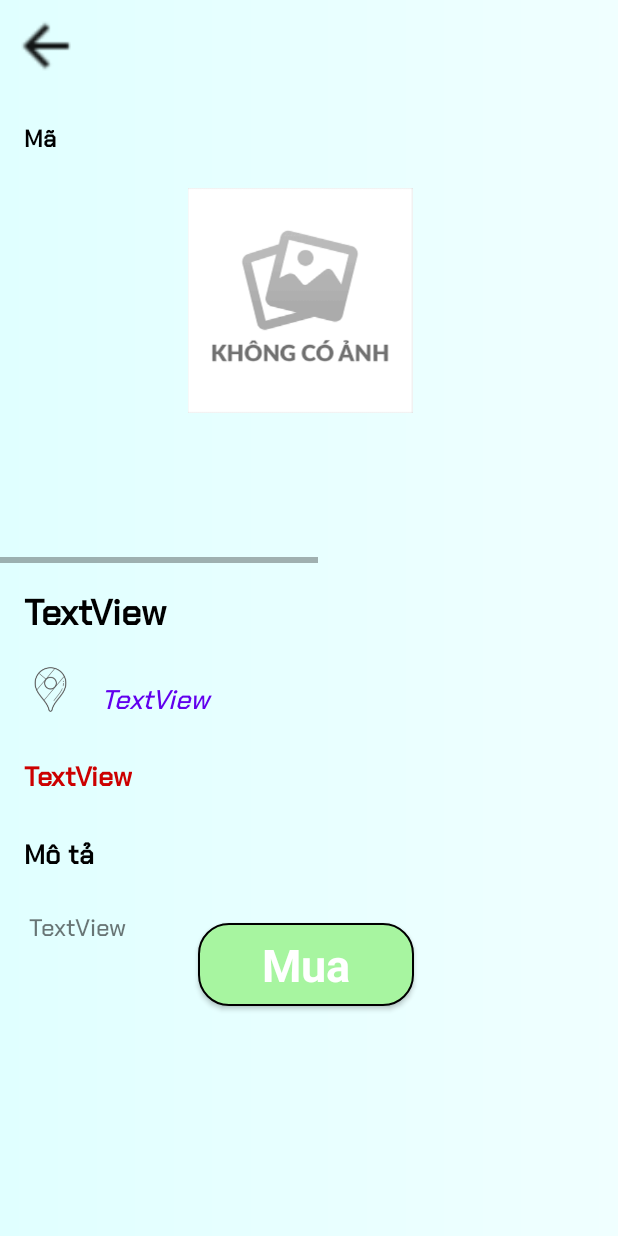
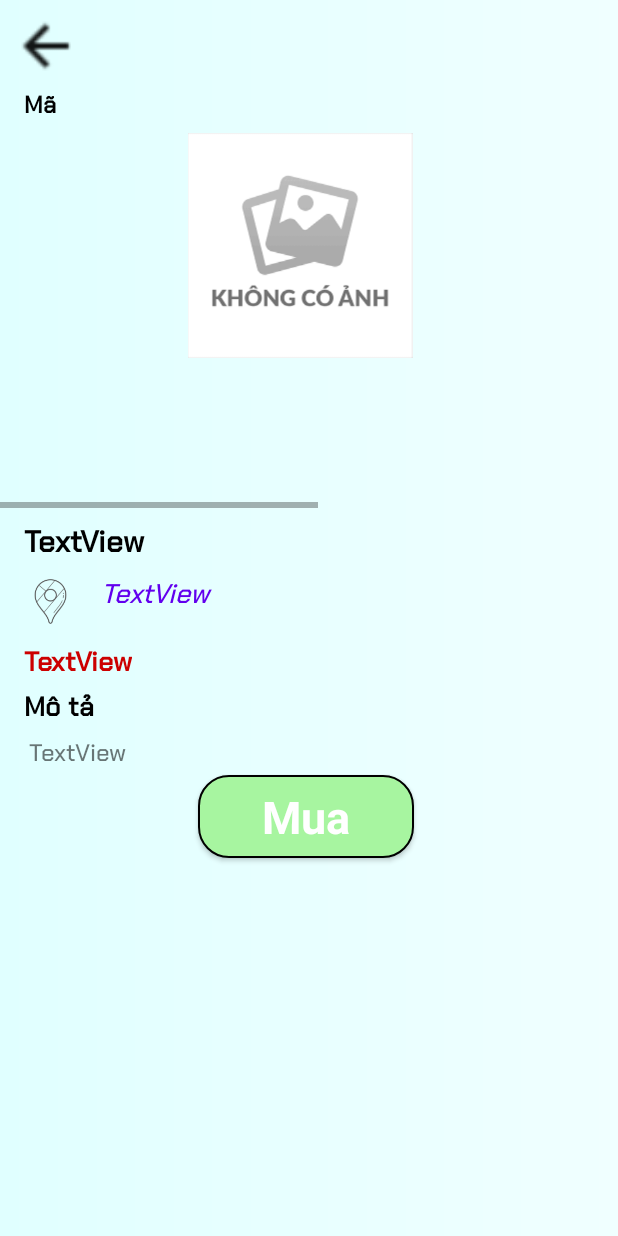
Before and after one commit to KhuatDaiAn/DuAn1, an Android app: the ChiTietNhaDatActivity screen opened directly, with no data from a screen before it, on a phone screen of 412 x 824 dp. Run offline under Robolectric (Android 15) with nearby library versions, the phone set to English and light mode, and no system bars; Roboto replaces fonts that are not available here; 14 statements that could not run were skipped.

```diff
--- a/app/src/main/java/com/example/duan1_cellhome/ChiTietNhaDatActivity.java
+++ b/app/src/main/java/com/example/duan1_cellhome/ChiTietNhaDatActivity.java
@@ -13,6 +13,7 @@ import android.content.Intent;
 import android.graphics.BitmapFactory;
 import android.os.Build;
 import android.os.Bundle;
+import android.text.method.ScrollingMovementMethod;
 import android.view.View;
 import android.view.animation.Animation;
 import android.view.animation.AnimationUtils;
@@ -65,6 +66,7 @@ public class ChiTietNhaDatActivity extends AppCompatActivity {
         txttenGT.setText(nhaDat.getTenGT());
         txtmaNhaDat.setText(nhaDat.getMaNhaDat());
         txtmoTa.setText(nhaDat.getMoTa());
+        txtmoTa.setMovementMethod(new ScrollingMovementMethod());
         txtgiaTien.setText(nhaDat.getGiaTien()+"");
         txtdiaChi.setText(nhaDat.getDiaChi());
         byte[] imageArray=nhaDat.getHinh();
--- a/app/src/main/java/com/example/duan1_cellhome/Database/Database.java
+++ b/app/src/main/java/com/example/duan1_cellhome/Database/Database.java
@@ -31,10 +31,98 @@ public class Database extends SQLiteOpenHelper {
                 "diaChiND TEXT NOT NULL, giaTienND INTEGER, trangThai INTEGER, ngay DATE)";
         db.execSQL(sql);
 
-        db.execSQL("INSERT INTO ThanhVien VALUES('abc','Khuat Dai An','an1','123','1999',0198139131,1)");
-        db.execSQL("INSERT INTO ThanhVien VALUES('abc1','Khuat Dai An','an2','123','1999',0198139131,1)");
-        db.execSQL("INSERT INTO ThanhVien VALUES('abc2','Khuat Dai An','an3','123','1999',0198139131,1)");
-        db.execSQL("INSERT INTO ThanhVien VALUES('1','Khuat Dai An','admin','123','1999',0198139131,0)");
+        db.execSQL("INSERT INTO ThanhVien VALUES('abc','Hồ Hoàng Phúc','phuc1','123','2002',0198139131,1)");
+        db.execSQL("INSERT INTO ThanhVien VALUES('abc1','Lê Văn Tài','tai1','123','2002',0198139131,1)");
+        db.execSQL("INSERT INTO ThanhVien VALUES('abc2','Phan Thanh Duy','duy1','123','2002',0198139131,1)");
+        db.execSQL("INSERT INTO ThanhVien VALUES('1','Khuất Đại An','admin','123','1999',0338779199,0)");
+
+        db.execSQL("INSERT INTO NhaDat VALUES('1','Biệt thự ngay trung tâm hành chính, gía rất rẻ',null,'Lâm Đồng','30/11/2021','Lạc Long Quân, Lộc Quảng, Huyện Bảo Lâm, Lâm Đồng',55000,'256m2','Đường nhựa 8,4m, vỉa hè mỗi bên 1,2m.\n" +
+                "Ngay khu dân cư đông đúc.\n" +
+                "Cách nút giao cao tốc Dầu Giây - Liên Khương 3km.\n" +
+                "View đồi thoáng mát, không khí trong lành, mát mẻ quanh năm.',0)");
+
+        db.execSQL("INSERT INTO NhaDat VALUES('2','Nền liền kề Điện máy xanh MT Tỉnh lộ 10',null,'Hồ Chí Minh','20/11/2021','Tỉnh Lộ 10, Xã Phạm Văn Hai, Huyện Bình Chánh, TPHCM',72000,'105m2','Mặt tiền Tỉnh Lộ 10, liền kề với điện máy xanh tỉnh lộ 10.\n" +
+                "đất cách bệnh viện chợ rẫy 2 khoản 1km,\n" +
+                "về BX Miền tây 5 phút,\n" +
+                "Ngay Chi cục thuế, UBND Quận, bệnh viện Triều An, bệnh viện Quốc Tế City...',1)");
+
+        db.execSQL("INSERT INTO NhaDat VALUES('3','Bán Biệt Thự Cao Cấp Khu dân cư Cityland',null,'Hồ Chí Minh','29/11/2021','Phường 10 - Quận Gò Vấp - Thành phố Hồ Chí Minh',759000,'100m2','Nhà xây 4 lầu đẹp, hoàn thiện, full nội thất.\n" +
+                "Tọa lạc tại trục đường số 08, mặt đường 8m, lề 2m.\n" +
+                "3 tầng, 5 PN, 4 WC.\n" +
+                "An ninh 24/24, cây xanh mát mẻ, gần ngay siêu thị E mart, trường quốc tế Việt - Úc.',0)");
+
+        db.execSQL("INSERT INTO NhaDat VALUES('4','Bán Lô Đất Mặt Tiền Hàng Hiếm Sát Ql 55',null,'Bình Thuận','27/11/2021','Quốc Lộ 55, Xã Tân Xuân, Huyện Hàm Tân, Bình Thuận',260000,'4000m2','Là lô 3 mặt tiền hàng đẹp, siêu hiếm tại Tân Xuân.\n" +
+                "Đường rộng 6m xe hơi vi vu thoải mái.\n" +
+                "Cách quốc lộ 55 chỉ 200m.\n" +
+                "Gần ủy ban,chợ , ngay trung tâm thuận tiện cho việc đi lại.',1)");
+
+        db.execSQL("INSERT INTO NhaDat VALUES('5','Bán Nhà Ngay Mặt Tiền Của Khu Đô Thị Sầm Uất',null,'Bình Phước','15/11/2021','Đồng Khởi, Xã Minh Hưng, Huyện Chơn Thành, Bình Phước',34000,'145m2','Tiện ích đạt chuẩn khu đô thị loại 4:\n" +
+                "Trường học, công viên, trung tâm thương mại, trạm y tế, cây xăng, ngân hàng đầy đủ.\n" +
+                "Đường 13 mét , vỉa hè ốp lát gạch bông.\n" +
+                "Gần ủy ban,chợ , ngay trung tâm thuận tiện cho việc đi lại.',0)");
+
+        db.execSQL("INSERT INTO NhaDat VALUES('6','Bán nhà phố liền kề Đường Phan Huy Ích',null,'Hồ Chí Minh','10/11/2021','Phan Huy Ích, Phường 14, Quận Gò Vấp, TPHCM',315000,'218m2','1 trệt, 1 lửng, 3 lầu. \n" +
+                "5 phòng ngủ, 7 WC, phòng thờ, sân thượng trước sau.\n" +
+                "Nhà hướng tây, Chủ nhà tặng full nội thất.',0)");
+
+        db.execSQL("INSERT INTO NhaDat VALUES('7','Bán Nhanh Nhà 3 Tầng, Không Còn Căn Thứ 2 Đẹp Hơn ',null,'Hải Phòng','10/11/2021','Máng nước, Xã An Đồng, Huyện An Dương, Hải Phòng',76000,'140m2','Ra chợ Vĩnh Khê, trường tiểu học An Đồng chưa đầy 5p đi xe. \n" +
+                "Ngõ to ô tô vào tận cửa, đường thông 2 lối đi.\n" +
+                "Chủ để lại nóng lạnh, tủ quần áo, tủ bếp.',0)");
+
+        db.execSQL("INSERT INTO NhaDat VALUES('8','Biệt thự mini liền kề 6x14m Huỳnh Tấn Phát ',null,'Hồ Chí Minh','18/11/2021','Huỳnh Tấn Phát, Phường Phú Mỹ, Quận 7, TPHCM',270000,'80m2','Khu dân cư đường 08m, bảo vệ 24/24 đường Huỳnh Tấn Phát. \n" +
+                "Hướng Đông Bắc, đón ánh nắng buổi sáng, buổi chiều khuất ánh mặt trời, mát mẻ cả ngày.\n" +
+                "Đã có sẵn nội thất, chỉ cần dọn vào ở ngay.',0)");
+
+        db.execSQL("INSERT INTO NhaDat VALUES('9','Biệt thự View Vịnh Hạ Long inbox để có giá cực mềm ',null,'Quảng Ninh','29/11/2021','Vườn Đào, Bãi Cháy, TP. Hạ Long, Quảng Ninh',7850000,'320m2','Trên đồi Hải quân View toàn bộ Vịnh HẠ Long. \n" +
+                "Cách Đảo Tuần Châu 14km, Cách Ga Hạ Long 6,5km. \n" +
+                "Cách Bảo tàng Quảng Ninh 7km. Có gym, spa, cafe, và một số tiện ích nội khu đẳng cấp',0)");
+
+        db.execSQL("INSERT INTO NhaDat VALUES('10','Đất Đẹp Đường 12m Hẻm 1806 Huỳnh Tấn Phát ',null,'Hồ Chí Minh','29/11/2021','Huỳnh Tấn Phát, Thị Trấn Nhà Bè, Huyện Nhà Bè, TPHCM',180000,'76m2','Đất Đẹp Đường 12m Hẻm 1806 Huỳnh Tấn Phát Nhà Bè. \n" +
+                "Cách trợ, trường học, siêu thị mini 5p đi đường',1)");
+
+        db.execSQL("INSERT INTO NhaDat VALUES('11','Đất dự án khu đô thị khu đô thị ân phú ',null,'Đắk Lắk','23/11/2021','Hà Huy Tập, Phường Tân An, TP. Buôn Ma Thuột, Đắk Lắk',87000,'100m2','Đất nền SỔ ĐỎ KĐT Ân Phú tâm điểm đầu tư tại Buôn Ma Thuột. \n" +
+                "Tọa lạc trên trục Hà Huy Tập kết nối xuyên suốt Tp Buôn Ma Thuột. \n" +
+                "Là một trong 3 dự án NGHÌN TỶ tại khu vực',1)");
+
+        db.execSQL("INSERT INTO NhaDat VALUES('12','Đất góc 2 Mặt Tiền đường Tỉnh lộ 7 Huyện Củ Chi ',null,'Hồ Chí Minh','23/11/2021','Tỉnh Lộ 7, Xã Phước Thạnh, Huyện Củ Chi, TPHCM',87000,'1071,9m2',' góc 2 mặt tiền đường đất lộ giới 12m xe hơi vào ra thoải mái. \n" +
+                "Đất đã san lấp bằng phẳng đẹp, thích hợp xây biệt thự vườn nghỉ dưỡng \n" +
+                "quá gần gũi với thiên nhiên nhưng lại gần khu dân cư hiện hữu',1)");
+
+        db.execSQL("INSERT INTO NhaDat VALUES('13','Đất vườn mít, vườn sầu riêng view Hồ Trị An, Đồng Nai ',null,'Đồng Nai','23/11/2021','Đường số 101, Xã La Ngà, Huyện Định Quán, Đồng Nai',48000,'1120m2','Gần sông La Ngà - Sông Đồng Nai nên khí hậu mát mẻ. \n" +
+                "Cách TP HCM chỉ 1h30 phút đi xe. Cách Khu du lịch suối mơ 3km. \n" +
+                "Khu dân cư đông đúc, ra chợ, trường học thcs, Thpt chỉ 5 phút di chuyển.',1)");
+
+        db.execSQL("INSERT INTO NhaDat VALUES('14','Lô đất siêu đẹp ngay chợ Chánh Lưu ',null,'Bình Dương','23/10/2021','ĐT 741, Xã Chánh Phú Hòa, Thị Xã Bến Cát, Bình Dương',165000,'2645m2','mặt tiền 11,7m dài 122m, nở hậu 42m. \n" +
+                "Cách chợ chánh lưu 2km, Ngay đầu đường thông Mỹ Phước Tân Vạn. \n" +
+                "Sổ sẵn, bao công chứng sang tên trong ngày.',1)");
+
+        db.execSQL("INSERT INTO NhaDat VALUES('15','Nền đất trả lãi ngân hàng do dịch bệnh kéo dài ',null,'Hồ Chí Minh','29/10/2021','Trần Văn Giàu, Xã Lê Minh Xuân, Huyện Bình Chánh, TPHCM',65000,'98m2','Cách khu Tên Lửa Aeon MALL Bình Tân đi xuống 4km. \n" +
+                "Từ trục đường Tỉnh Lộ 10 vào 300m. \n" +
+                "Thuận tiện kinh doanh, buôn bán, mua ở lâu dài.!',1)");
+
+        db.execSQL("INSERT INTO NhaDat VALUES('16','Nền đất liền kề 10x26 ,Mặt Tiền Tỉnh lộ 10 ',null,'Hồ Chí Minh','19/10/2021','Tỉnh Lộ 10, Xã Phạm Văn Hai, Huyện Bình Chánh, TPHCM',85000,'130m2','Nằm trên mặt tiền đường tỉnh lộ 10 liền kề điện máy xanh. \n" +
+                "Đất nằm trong khu chợ dân cư buôn bán đông đúc. \n" +
+                "Gần trường học và liền kề với cụm khu công nghiệp POUYUEN.',1)");
+
+        db.execSQL("INSERT INTO NhaDat VALUES('17','Nhà Mặt Tiền Dương Công Khi KDC hiện hữu ',null,'Hồ Chí Minh','9/10/2021','Dương Công Khi, Xã Xuân Thới Thượng, Huyện Hóc Môn, TPHCM',1195000,'1000m2','Cách đài truyền thống ngã 3 giồng 200m. \n" +
+                "Chuyển nốt thổ cư vô tư, xây dựng tự do. \n" +
+                "Đường nhựa lớn xe công song song, tiện kdbb,....',0)");
+
+        db.execSQL("INSERT INTO NhaDat VALUES('18','Nhà Mặt Tiền Đường Số 1979 Huỳnh Tấn Phát ',null,'Hồ Chí Minh','9/10/2021','Đường Số 08 Huỳnh Thị Đồng,Nhà Bè ',257000,'52m2','Cạnh quận 7 cách Phú Mỹ Hưng 5p. \n" +
+                "Nhà được Deco thiết kế tinh tế đến từng chi tiết, đường 9m có lề, xe hơi vào tận nhà. \n" +
+                "Nhà gần UBND, công an thị trấn, an ninh rất văn minh',0)");
+
+        db.execSQL("INSERT INTO NhaDat VALUES('19','Nhà phố biệt lập an ninh 2424 chỉ cần 1,6 tỷ ',null,'Bình Dương','18/10/2021','ân Phước Khánh 10, phường Tân Phước Khánh, Thị xã Tân Uyên, Bình Dương ',70000,'210m2','Đón sóng đầu tư khi Tân Uyên lên đô thị loại II. \n" +
+                "Không gian sống xanh, bình yên, an ninh, hiện đại, thông minh và đẳng cấp. \n" +
+                "Gần phòng gym, yoga, siêu thị mini,hồ bơi',0)");
+
+        db.execSQL("INSERT INTO NhaDat VALUES('20','Nhà phố tân cổ điển đường vào cho xe hơi ',null,'Hồ Chí Minh','18/10/2021','Phố Tân Cổ Điển Hẻm 1806 Huỳnh Tấn Phát Nhà Bè ',240000,'59m2','Sân trước để xe thoải mái xe hơi đậu tận nhà. \n" +
+                "Sân sau giếng trời thoáng mát. Hệ Thống Bếp Thông Minh cao cấp.  \n" +
+                "Kiến Trúc thiết kế hiện đại sang trọng ...',0)");
+
+        db.execSQL("INSERT INTO NhaDat VALUES('21','Shop house kinh doanh trung tâm tp Bảo Lộc ',null,'Lâm Đồng','30/09/2021','Tản Đà, Xã Đạm Bri, TP. Bảo Lộc, Lâm Đồng',34000,'400m2','SUN VALLEY - KHU NGHỈ DƯỠNG ĐẲNG CẤP BẬC NHẤT BẢO LỘC. \n" +
+                "Cách trung tâm TP Bảo Lộc 6km, khoảng 8 phút di chuyển. \n" +
+                "Công viên cây xanh, hồ cảnh quan, khu resort quanh bờ suối',0)");
 
     }
 
--- a/app/src/main/res/layout/activity_chi_tiet_nha_dat.xml
+++ b/app/src/main/res/layout/activity_chi_tiet_nha_dat.xml
@@ -40,7 +40,7 @@
         android:layout_width="100dp"
         android:layout_height="wrap_content"
         android:layout_marginStart="16dp"
-        android:layout_marginTop="78dp"
+        android:layout_marginTop="55dp"
         android:fontFamily="@font/chakrapetch"
         android:text="Mã"
         android:textColor="@color/black"
@@ -64,21 +64,21 @@
         android:layout_width="368dp"
         android:layout_height="150dp"
         android:layout_marginStart="16dp"
-        android:layout_marginTop="18dp"
+        android:layout_marginTop="4dp"
         app:layout_constraintStart_toStartOf="parent"
         app:layout_constraintTop_toBottomOf="@+id/txtmaNhaDat"
         app:srcCompat="@drawable/img_5" />
 
     <TextView
         android:id="@+id/txttenGTChiTiet"
-        android:layout_width="370dp"
+        android:layout_width="360dp"
         android:layout_height="wrap_content"
         android:layout_marginStart="16dp"
-        android:layout_marginTop="11dp"
+        android:layout_marginTop="4dp"
         android:fontFamily="@font/chakrapetch"
         android:text="TextView"
         android:textColor="@color/black"
-        android:textSize="24dp"
+        android:textSize="20dp"
         android:textStyle="bold"
         app:layout_constraintStart_toStartOf="parent"
         app:layout_constraintTop_toBottomOf="@+id/horizontalScrollView2" />
@@ -88,17 +88,16 @@
         android:layout_width="35dp"
         android:layout_height="35dp"
         android:layout_marginStart="16dp"
-        android:layout_marginTop="12dp"
+        android:layout_marginTop="4dp"
         app:layout_constraintStart_toStartOf="parent"
         app:layout_constraintTop_toBottomOf="@+id/txttenGTChiTiet"
         app:srcCompat="@drawable/icons8_google_maps_100px" />
 
     <TextView
         android:id="@+id/txtdiaChi"
-        android:layout_width="314dp"
-        android:layout_height="39dp"
+        android:layout_width="305dp"
+        android:layout_height="wrap_content"
         android:layout_marginStart="16dp"
-        android:layout_marginTop="20dp"
         android:fontFamily="@font/chakrapetch"
         android:paddingEnd="15dp"
         android:text="TextView"
@@ -111,9 +110,9 @@
     <TextView
         android:id="@+id/txtgiaTienChiTiet"
         android:layout_width="wrap_content"
-        android:layout_height="wrap_content"
+        android:layout_height="30dp"
         android:layout_marginStart="16dp"
-        android:layout_marginTop="24dp"
+        android:layout_marginTop="6dp"
         android:fontFamily="@font/chakrapetch"
         android:text="TextView"
         android:textColor="@android:color/holo_red_dark"
@@ -127,7 +126,6 @@
         android:layout_width="wrap_content"
         android:layout_height="wrap_content"
         android:layout_marginStart="16dp"
-        android:layout_marginTop="19dp"
         android:fontFamily="@font/chakrapetch"
         android:text="Mô tả"
         android:textColor="@color/black"
@@ -138,10 +136,9 @@
 
     <TextView
         android:id="@+id/txtmoTa"
-        android:layout_width="wrap_content"
+        android:layout_width="360dp"
         android:layout_height="wrap_content"
         android:layout_marginStart="19dp"
-        android:layout_marginTop="18dp"
         android:fontFamily="@font/chakrapetch"
         android:text="TextView"
         android:textSize="16dp"
@@ -153,15 +150,14 @@
         android:layout_width="144dp"
         android:layout_height="55dp"
         android:layout_marginStart="132dp"
-        android:layout_marginTop="240dp"
         android:background="@drawable/custom_buttom_them_nha_dat"
         android:fontFamily="@font/rokkitt"
         android:text="Mua"
+        android:textAllCaps="false"
         android:textColor="@color/white"
-        android:textAllCaps="false"
         android:textSize="30dp"
         android:textStyle="bold"
         app:layout_constraintStart_toStartOf="parent"
-        app:layout_constraintTop_toBottomOf="@+id/horizontalScrollView2" />
+        app:layout_constraintTop_toBottomOf="@+id/txtmoTa" />
 
 </androidx.constraintlayout.widget.ConstraintLayout>
--- a/app/src/main/res/layout/layout_item_nhadat.xml
+++ b/app/src/main/res/layout/layout_item_nhadat.xml
@@ -27,6 +27,7 @@
         android:layout_marginStart="4dp"
         android:layout_marginTop="10dp"
         android:fontFamily="@font/chakrapetch"
+        android:paddingRight="10dp"
         android:text="TextView"
         android:textColor="@color/black"
         android:textSize="18dp"
--- a/app/src/main/res/layout/layout_thongke_top10.xml
+++ b/app/src/main/res/layout/layout_thongke_top10.xml
@@ -25,9 +25,10 @@
         android:id="@+id/txtsoLuong"
         android:layout_width="wrap_content"
         android:layout_height="wrap_content"
-        android:layout_marginStart="230dp"
+        android:layout_marginStart="220dp"
         android:layout_marginTop="37dp"
         android:fontFamily="@font/chakrapetch"
+        android:paddingRight="15dp"
         android:text="TextView"
         android:textColor="@color/black"
         android:textStyle="italic"
```
Also changed, not shown: app/src/main/res/layout/activity_sua_chi_tiet_nha_dat.xml (+15 -18 lines), app/src/main/res/layout/item_thanhvien.xml (+4 -4 lines), app/src/main/res/layout/layout_list_nhadat.xml (+4 -7 lines).
